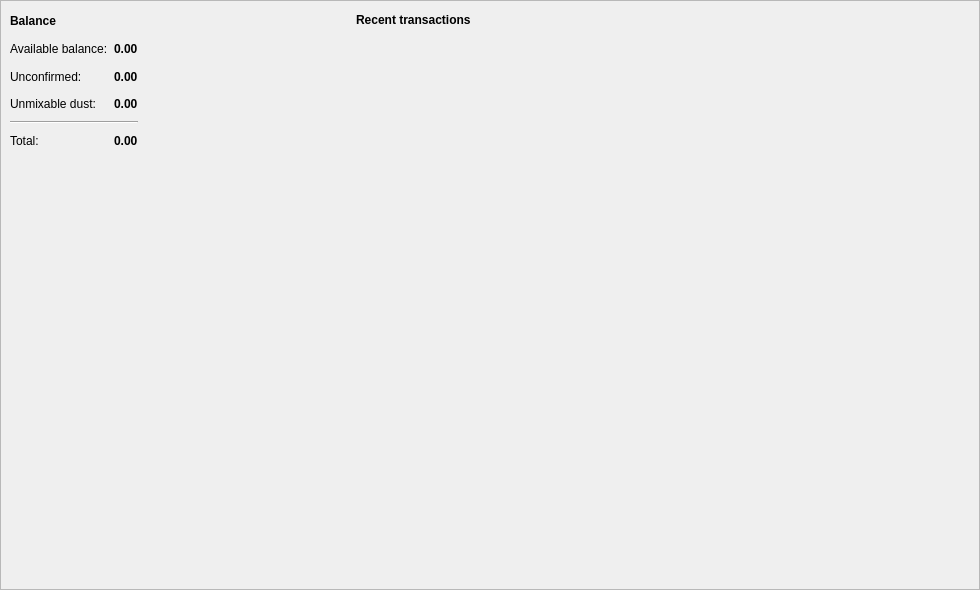
The window that src/gui/ui/overviewframe.ui (dcrsprotocol/dcrswallet) describes before a commit, drawn with Qt 5.
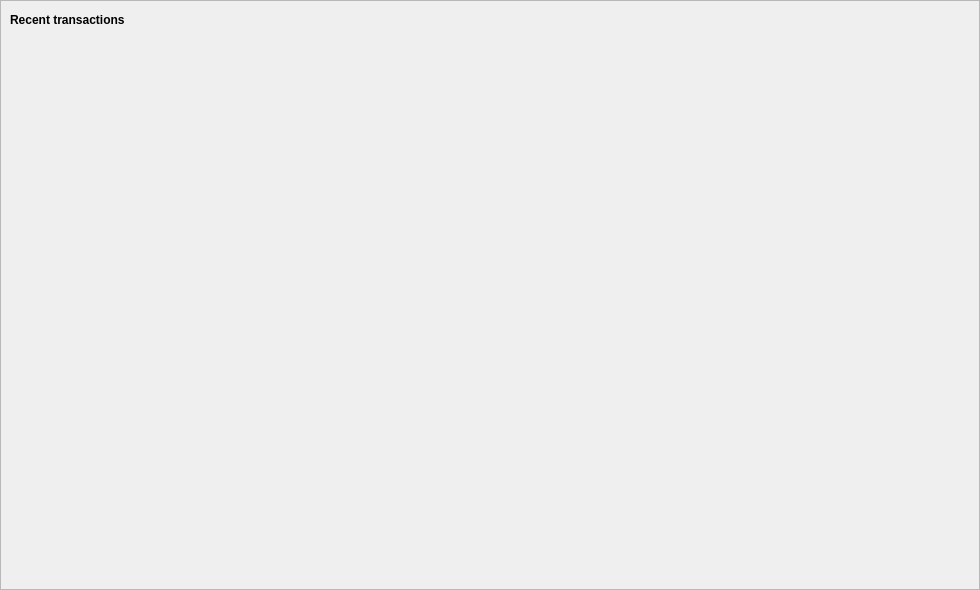
The same window after the commit.

Patch:
```diff
--- a/src/gui/ui/overviewframe.ui
+++ b/src/gui/ui/overviewframe.ui
@@ -19,7 +19,7 @@
   <property name="frameShadow">
    <enum>QFrame::Raised</enum>
   </property>
-  <layout class="QGridLayout" name="gridLayout" columnstretch="35,65">
+  <layout class="QGridLayout" name="gridLayout" columnstretch="35">
    <property name="sizeConstraint">
     <enum>QLayout::SetDefaultConstraint</enum>
    </property>
@@ -41,188 +41,7 @@
    <property name="verticalSpacing">
     <number>0</number>
    </property>
-   <item row="0" column="0">
-    <widget class="QFrame" name="m_overviewWalletFrame">
-     <property name="minimumSize">
-      <size>
-       <width>0</width>
-       <height>160</height>
-      </size>
-     </property>
-     <property name="maximumSize">
-      <size>
-       <width>16777215</width>
-       <height>160</height>
-      </size>
-     </property>
-     <property name="frameShape">
-      <enum>QFrame::NoFrame</enum>
-     </property>
-     <property name="frameShadow">
-      <enum>QFrame::Raised</enum>
-     </property>
-     <layout class="QGridLayout" name="gridLayout_2">
-      <item row="6" column="2">
-       <widget class="QLabel" name="m_tickerLabel3">
-        <property name="text">
-         <string notr="true"/>
-        </property>
-       </widget>
-      </item>
-      <item row="6" column="1">
-       <widget class="QLabel" name="m_totalBalanceLabel">
-        <property name="font">
-         <font>
-          <weight>75</weight>
-          <bold>true</bold>
-         </font>
-        </property>
-        <property name="text">
-         <string notr="true">0.00</string>
-        </property>
-       </widget>
-      </item>
-      <item row="3" column="0">
-       <widget class="QLabel" name="label_4">
-        <property name="text">
-         <string>Unconfirmed:</string>
-        </property>
-       </widget>
-      </item>
-      <item row="5" column="0" colspan="2">
-       <widget class="Line" name="line">
-        <property name="orientation">
-         <enum>Qt::Horizontal</enum>
-        </property>
-       </widget>
-      </item>
-      <item row="0" column="0">
-       <widget class="QLabel" name="label">
-        <property name="font">
-         <font>
-          <weight>75</weight>
-          <bold>true</bold>
-         </font>
-        </property>
-        <property name="text">
-         <string>Balance</string>
-        </property>
-       </widget>
-      </item>
-      <item row="6" column="0">
-       <widget class="QLabel" name="label_6">
-        <property name="text">
-         <string>Total:</string>
-        </property>
-       </widget>
-      </item>
-      <item row="1" column="2">
-       <widget class="QLabel" name="m_tickerLabel1">
-        <property name="text">
-         <string notr="true"/>
-        </property>
-       </widget>
-      </item>
-      <item row="1" column="1">
-       <widget class="QLabel" name="m_actualBalanceLabel">
-        <property name="font">
-         <font>
-          <weight>75</weight>
-          <bold>true</bold>
-         </font>
-        </property>
-        <property name="text">
-         <string notr="true">0.00</string>
-        </property>
-       </widget>
-      </item>
-      <item row="1" column="0">
-       <widget class="QLabel" name="label_2">
-        <property name="text">
-         <string>Available balance:</string>
-        </property>
-       </widget>
-      </item>
-      <item row="3" column="1">
-       <widget class="QLabel" name="m_pendingBalanceLabel">
-        <property name="font">
-         <font>
-          <weight>75</weight>
-          <bold>true</bold>
-         </font>
-        </property>
-        <property name="text">
-         <string notr="true">0.00</string>
-        </property>
-       </widget>
-      </item>
-      <item row="3" column="3">
-       <spacer name="horizontalSpacer_2">
-        <property name="orientation">
-         <enum>Qt::Horizontal</enum>
-        </property>
-        <property name="sizeHint" stdset="0">
-         <size>
-          <width>40</width>
-          <height>20</height>
-         </size>
-        </property>
-       </spacer>
-      </item>
-      <item row="3" column="2">
-       <widget class="QLabel" name="m_tickerLabel2">
-        <property name="text">
-         <string notr="true"/>
-        </property>
-       </widget>
-      </item>
-      <item row="4" column="0">
-       <widget class="QLabel" name="label_3">
-        <property name="text">
-         <string>Unmixable dust:</string>
-        </property>
-       </widget>
-      </item>
-      <item row="4" column="1">
-       <widget class="QLabel" name="m_unmixableBalanceLabel">
-        <property name="font">
-         <font>
-          <weight>75</weight>
-          <bold>true</bold>
-         </font>
-        </property>
-        <property name="text">
-         <string>0.00</string>
-        </property>
-       </widget>
-      </item>
-      <item row="4" column="2">
-       <widget class="QLabel" name="m_tickerLabel4">
-        <property name="text">
-         <string/>
-        </property>
-       </widget>
-      </item>
-     </layout>
-    </widget>
-   </item>
-   <item row="1" column="0" rowspan="2">
-    <spacer name="verticalSpacer">
-     <property name="orientation">
-      <enum>Qt::Vertical</enum>
-     </property>
-     <property name="sizeType">
-      <enum>QSizePolicy::Expanding</enum>
-     </property>
-     <property name="sizeHint" stdset="0">
-      <size>
-       <width>20</width>
-       <height>425</height>
-      </size>
-     </property>
-    </spacer>
-   </item>
-   <item row="0" column="1" rowspan="3">
+   <item row="0" column="0" rowspan="2">
     <widget class="QFrame" name="frame_2">
      <property name="minimumSize">
       <size>
@@ -351,6 +170,12 @@
         <property name="frameShape">
          <enum>QFrame::NoFrame</enum>
         </property>
+        <property name="verticalScrollBarPolicy">
+         <enum>Qt::ScrollBarAlwaysOff</enum>
+        </property>
+        <property name="horizontalScrollBarPolicy">
+         <enum>Qt::ScrollBarAlwaysOff</enum>
+        </property>
         <property name="editTriggers">
          <set>QAbstractItemView::NoEditTriggers</set>
         </property>
```
